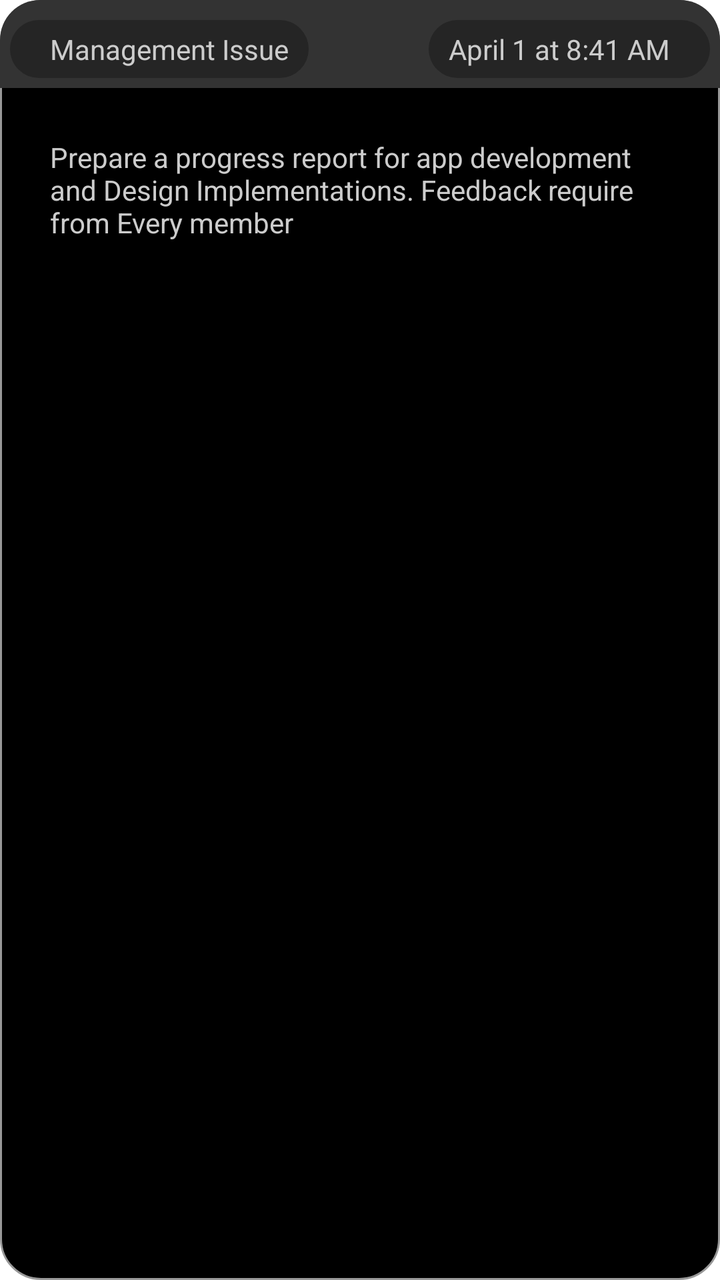
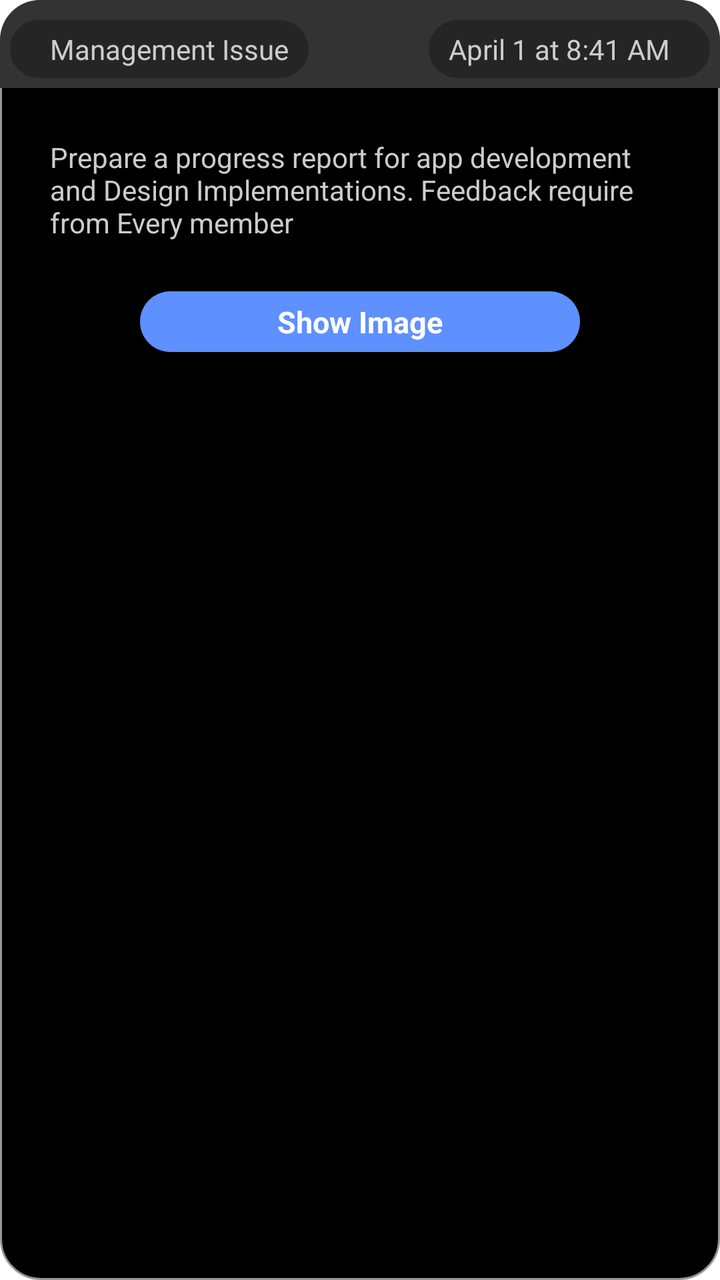

Compare the two renders of this Android layout. The source of the first and the diff that turns it into the second are given below.
<!-- AndroidManifest.xml: application theme AppTheme -->
<!-- res/layout/feed_back_recycler.xml -->
<?xml version="1.0" encoding="utf-8"?>
<layout>

    <LinearLayout xmlns:android="http://schemas.android.com/apk/res/android"
        android:layout_width="match_parent"
        android:layout_height="wrap_content"
        android:layout_margin="@dimen/_10"
        android:background="@drawable/cardview_border"
        android:orientation="vertical">

        <RelativeLayout
            android:layout_width="match_parent"
            android:layout_height="wrap_content"
            android:background="@drawable/half_round_bg"
            android:orientation="horizontal"
            android:padding="@dimen/_5dp">


            <TextView
                android:id="@+id/feedbackFrom"
                android:layout_width="wrap_content"
                android:layout_height="wrap_content"
                android:layout_marginTop="5dp"
                android:background="@drawable/light_grey_bg"
                android:paddingStart="@dimen/_20dp"
                android:paddingTop="@dimen/_5dp"
                android:paddingEnd="10dp"
                android:paddingBottom="@dimen/_5dp"
                android:text="Management Issue"
                android:textColor="@color/greyforText" />

            <TextView
                android:id="@+id/dateTime"
                android:layout_width="wrap_content"
                android:layout_height="wrap_content"
                android:layout_alignParentEnd="true"
                android:layout_marginTop="5dp"
                android:background="@drawable/light_grey_bg"
                android:maxLines="1"
                android:paddingStart="@dimen/_10dp"
                android:paddingTop="@dimen/_5dp"
                android:paddingEnd="@dimen/_20dp"
                android:paddingBottom="@dimen/_5dp"
                android:text="April 1 at 8:41 AM"
                android:textColor="@color/greyforText"
                android:textSize="14dp" />
        </RelativeLayout>

        <TextView
            android:id="@+id/description"
            android:layout_width="match_parent"
            android:layout_height="wrap_content"
            android:layout_below="@+id/Heading"
            android:layout_marginStart="@dimen/_20dp"
            android:layout_marginTop="@dimen/_20dp"
            android:layout_marginEnd="@dimen/_20dp"
            android:layout_marginBottom="@dimen/_20dp"
            android:gravity="start"
            android:maxLength="400"
            android:maxLines="5"
            android:padding="@dimen/_5dp"
            android:text="Prepare a progress report for app development
and Design Implementations. Feedback require
from Every member"
            android:textColor="#CCCCCC" />
    </LinearLayout>

</layout>
<!-- resources referenced by this layout -->
<resources>
  <color name="greyforText">#CCCCCC</color>
  <dimen name="_10">10dp</dimen>
  <dimen name="_10dp">10dp</dimen>
  <dimen name="_20dp">20dp</dimen>
  <dimen name="_5dp">5dp</dimen>
  <!-- drawable cardview_border (drawable) -->
  <shape xmlns:android="http://schemas.android.com/apk/res/android"
      android:shape="rectangle">
      <solid android:color="@android:color/black" /> 
      <corners android:radius="20dp" />
      <stroke
          android:width="1dp"
          android:color="#989898"
          />
  </shape>
  <!-- drawable half_round_bg (drawable) -->
  <?xml version="1.0" encoding="utf-8"?>
  <shape xmlns:android="http://schemas.android.com/apk/res/android"
      android:shape="rectangle">
      <solid android:color="@color/mediumGreyBg"/>
      <corners android:topLeftRadius="@dimen/_20dp" android:topRightRadius="@dimen/_20dp" />
  </shape>
  <!-- drawable light_grey_bg (drawable) -->
  <?xml version="1.0" encoding="utf-8"?>
  <shape xmlns:android="http://schemas.android.com/apk/res/android"
      android:shape="rectangle">
      <solid android:color="@color/lightGreycolor"/>
      <corners android:radius="@dimen/_20dp"/>
  </shape>
  <style name="AppTheme" parent="Theme.MaterialComponents.Light.NoActionBar">
          <item name="colorPrimaryDark">@color/black</item>
          <item name="colorSurface">@color/white</item>
      </style>
  <color name="mediumGreyBg">#333333</color>
  <color name="lightGreycolor">#252525</color>
  <color name="black">#FF000000</color>
  <color name="white">#FFFFFF</color>
</resources>

<!-- the commit's change to res/layout/feed_back_recycler.xml (unified diff, before → after) -->
@@ -63,6 +63,27 @@
 and Design Implementations. Feedback require
 from Every member"
             android:textColor="#CCCCCC" />
+        <TextView
+            android:id="@+id/showImg"
+            android:layout_width="match_parent"
+            android:layout_height="wrap_content"
+            android:layout_above="@+id/Addcomments"
+            android:gravity="center"
+            android:text="Show Image"
+            android:layout_marginStart="70dp"
+            android:layout_marginEnd="70dp"
+            android:layout_marginBottom="@dimen/_10"
+            android:layout_centerInParent="true"
+            android:paddingStart="@dimen/_30dp"
+            android:paddingEnd="@dimen/_30dp"
+            android:paddingTop="@dimen/_5dp"
+            android:paddingBottom="@dimen/_5dp"
+            android:background="@drawable/blue_bg"
+            android:textColor="@color/white"
+            android:textSize="@dimen/_15"
+            android:textStyle="bold" />
+
     </LinearLayout>
 
+
 </layout>
<!-- resource entries referenced after the edit -->
@@ -3,8 +3,17 @@
   <color name="greyforText">#CCCCCC</color>
   <dimen name="_10">10dp</dimen>
   <dimen name="_10dp">10dp</dimen>
+  <dimen name="_15">15dp</dimen>
   <dimen name="_20dp">20dp</dimen>
+  <dimen name="_30dp">30dp</dimen>
   <dimen name="_5dp">5dp</dimen>
+  <!-- drawable blue_bg (drawable) -->
+  <?xml version="1.0" encoding="utf-8"?>
+  <shape xmlns:android="http://schemas.android.com/apk/res/android"
+      android:shape="rectangle">
+      <solid android:color="@color/lightBlue"/>
+  <corners android:radius="@dimen/_20dp"/>
+  </shape>
   <!-- drawable cardview_border (drawable) -->
   <shape xmlns:android="http://schemas.android.com/apk/res/android"
       android:shape="rectangle">
@@ -33,6 +42,7 @@
           <item name="colorPrimaryDark">@color/black</item>
           <item name="colorSurface">@color/white</item>
       </style>
+  <color name="lightBlue">#5E90FF</color>
   <color name="mediumGreyBg">#333333</color>
   <color name="lightGreycolor">#252525</color>
   <color name="black">#FF000000</color>
